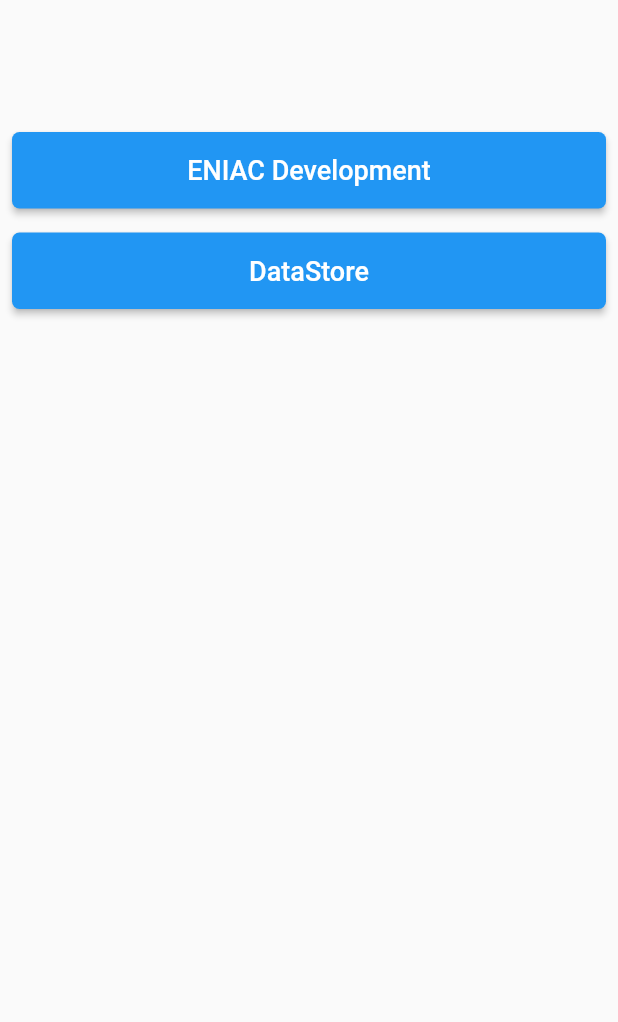
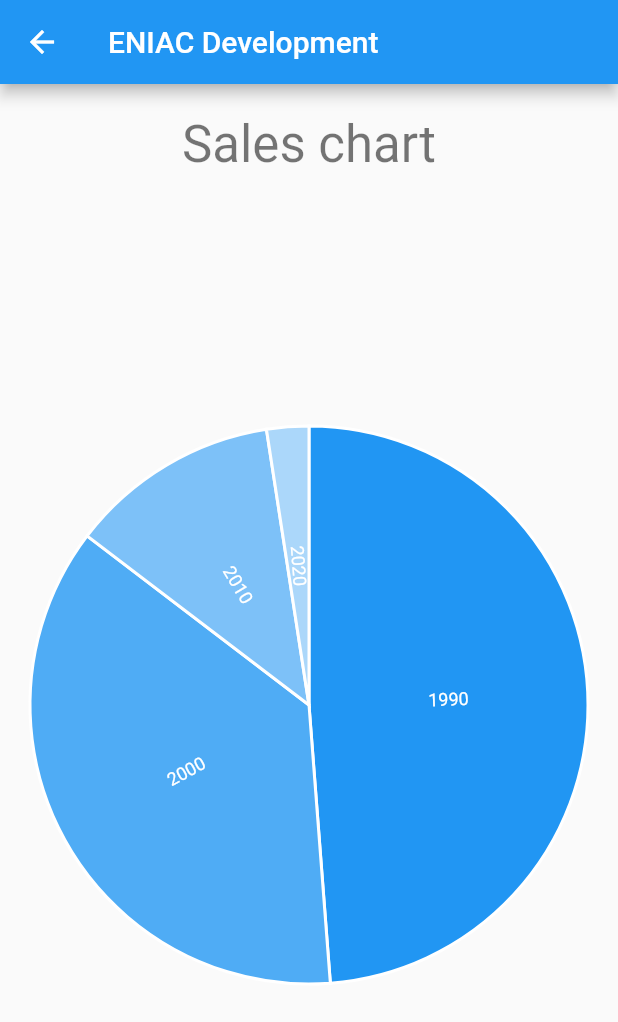
Before and after one commit to ben940531/eniachub_mobile_v011, a Flutter app: the HomePage screen opened by its route, after a tap on "ENIAC Development", on a phone screen of 412 x 824 dp. Shown: the top 1022 px of the screen. Run offline on Flutter 3.47's test engine with Material 2 defaults, Android fonts, the phone set to English and light mode, and no system bars; drawn by our look-alikes of flutter_easyloading; our stand-ins replace charts_flutter, flutter_spinkit, shared_preferences; accounts and stored records are empty.

Commit message:
added companypage

```diff
--- /dev/null
+++ b/lib/classes/Entity.dart
@@ -0,0 +1,7 @@
+class Entity {
+  Entity(this.name, this.connectionId);
+
+  final String name;
+
+  final String connectionId;
+}
--- a/lib/main.dart
+++ b/lib/main.dart
@@ -1,3 +1,5 @@
+import 'package:eniachub_mobile_v011/classes/Entity.dart';
+import 'package:eniachub_mobile_v011/pages/company.dart';
 import 'package:eniachub_mobile_v011/pages/home.dart';
 import 'package:eniachub_mobile_v011/pages/login.dart';
 import 'package:eniachub_mobile_v011/services/authService.dart';
@@ -44,6 +46,19 @@ class EniacHUBMobileApp extends StatelessWidget {
           ),
         ),
         home: _defaultHome,
+        onGenerateRoute: (settings) {
+          if (settings.name == CompanyPage.routeName) {
+            final Entity args = settings.arguments;
+
+            return MaterialPageRoute(builder: (context) {
+              return CompanyPage(
+                name: args.name,
+                connectionId: args.connectionId,
+              );
+            });
+          }
+          return null;
+        },
         routes: <String, WidgetBuilder>{
           '/login': (BuildContext context) => LoginPage(),
           '/home': (BuildContext context) => HomePage(),
--- /dev/null
+++ b/lib/pages/company.dart
@@ -0,0 +1,65 @@
+import 'package:charts_flutter/flutter.dart' as charts;
+import 'package:flutter/material.dart';
+
+class CompanyPage extends StatelessWidget {
+  static const routeName = '/company';
+  final String connectionId;
+  final String name;
+
+  const CompanyPage({
+    Key key,
+    @required this.name,
+    @required this.connectionId,
+  }) : super(key: key);
+
+  static List<charts.Series<LinearSales, int>> _createSampleData() {
+    final data = [
+      new LinearSales(1990, 100),
+      new LinearSales(2000, 75),
+      new LinearSales(2010, 25),
+      new LinearSales(2020, 5),
+    ];
+
+    return [
+      new charts.Series<LinearSales, int>(
+        id: 'Sales',
+        domainFn: (LinearSales sales, _) => sales.year,
+        measureFn: (LinearSales sales, _) => sales.sales,
+        data: data,
+      )
+    ];
+  }
+
+  @override
+  Widget build(BuildContext context) {
+    return Scaffold(
+      appBar: AppBar(
+        title: Text(name),
+        backgroundColor: Colors.blue[500],
+      ),
+      body: Padding(
+        padding: const EdgeInsets.only(top: 20.0),
+        child: Column(
+          children: <Widget>[
+            Text('Sales chart',style: Theme.of(context).textTheme.display1,),
+            Expanded(
+              child: charts.PieChart(
+                _createSampleData(),
+                animate: true,
+                defaultRenderer: new charts.ArcRendererConfig(
+                    arcRendererDecorators: [new charts.ArcLabelDecorator()]),
+              ),
+            ),
+          ],
+        ),
+      ),
+    );
+  }
+}
+
+class LinearSales {
+  final int year;
+  final int sales;
+
+  LinearSales(this.year, this.sales);
+}
--- a/lib/pages/home.dart
+++ b/lib/pages/home.dart
@@ -1,3 +1,5 @@
+import 'package:eniachub_mobile_v011/classes/Entity.dart';
+import 'package:eniachub_mobile_v011/pages/company.dart';
 import 'package:eniachub_mobile_v011/services/authService.dart';
 import 'package:flutter/material.dart';
 
@@ -17,7 +19,10 @@ class _HomePageState extends State<HomePage> {
     }
   }
 
-  List<String> _widgetList = ['ENIAC Development', 'DataStore'];
+  List<Entity> _widgetList = [
+    Entity('ENIAC Development', 'abc'),
+    Entity('DataStore', 'abc2'),
+  ];
 
   Future<bool> _onBackPress() async {
     await showDialog(
@@ -69,14 +74,23 @@ class _HomePageState extends State<HomePage> {
                     return Padding(
                       padding: const EdgeInsets.all(8.0),
                       child: RaisedButton(
-                        onPressed: () => {},
+                        onPressed: () {
+                          Navigator.pushNamed(
+                            context,
+                            CompanyPage.routeName,
+                            arguments: Entity(
+                              _widgetList[index].name,
+                              _widgetList[index].connectionId,
+                            ),
+                          );
+                        },
                         color: Colors.blue,
                         shape: RoundedRectangleBorder(
                             borderRadius: BorderRadius.circular(5.0)),
                         child: Padding(
                           padding: const EdgeInsets.all(15.0),
                           child: Text(
-                            _widgetList[index],
+                            _widgetList[index].name,
                             style: Theme.of(context).textTheme.button,
                           ),
                         ),
--- a/pubspec.yaml
+++ b/pubspec.yaml
@@ -24,8 +24,8 @@ dependencies:
   # Use with the CupertinoIcons class for iOS style icons.
   cupertino_icons: ^0.1.2
   shared_preferences: ^0.5.6+1
-  flutter_spinkit: "^4.1.1"
   flutter_easyloading: ^1.0.1
+  charts_flutter: ^0.8.1
 
 dev_dependencies:
   flutter_test:
```
Also changed, not shown: pubspec.lock.
